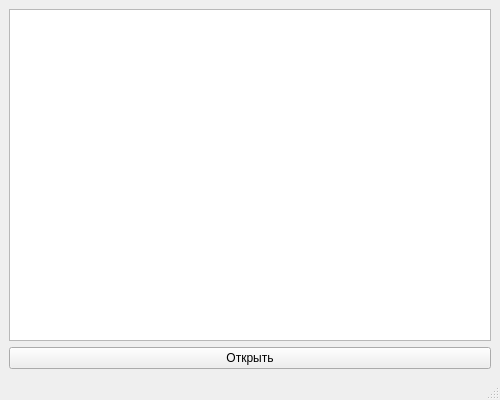
This is 211_331_Kocheva/mainwindow.ui in Libraaaa/211_331_Kocheva as Qt 5 draws it before an edit. The edited form follows.
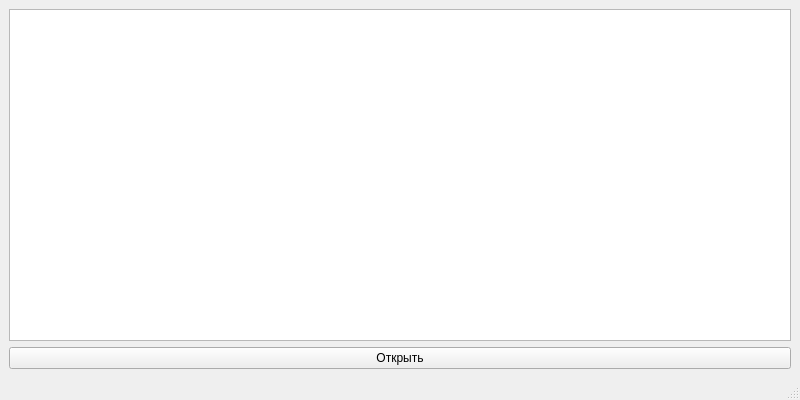
This is the edited form.

Diff of the .ui file:
```diff
--- a/211_331_Kocheva/mainwindow.ui
+++ b/211_331_Kocheva/mainwindow.ui
@@ -6,7 +6,7 @@
    <rect>
     <x>0</x>
     <y>0</y>
-    <width>500</width>
+    <width>800</width>
     <height>400</height>
    </rect>
   </property>
```
Left out of the diff: 2 changed lines with no effect on the pictures.
